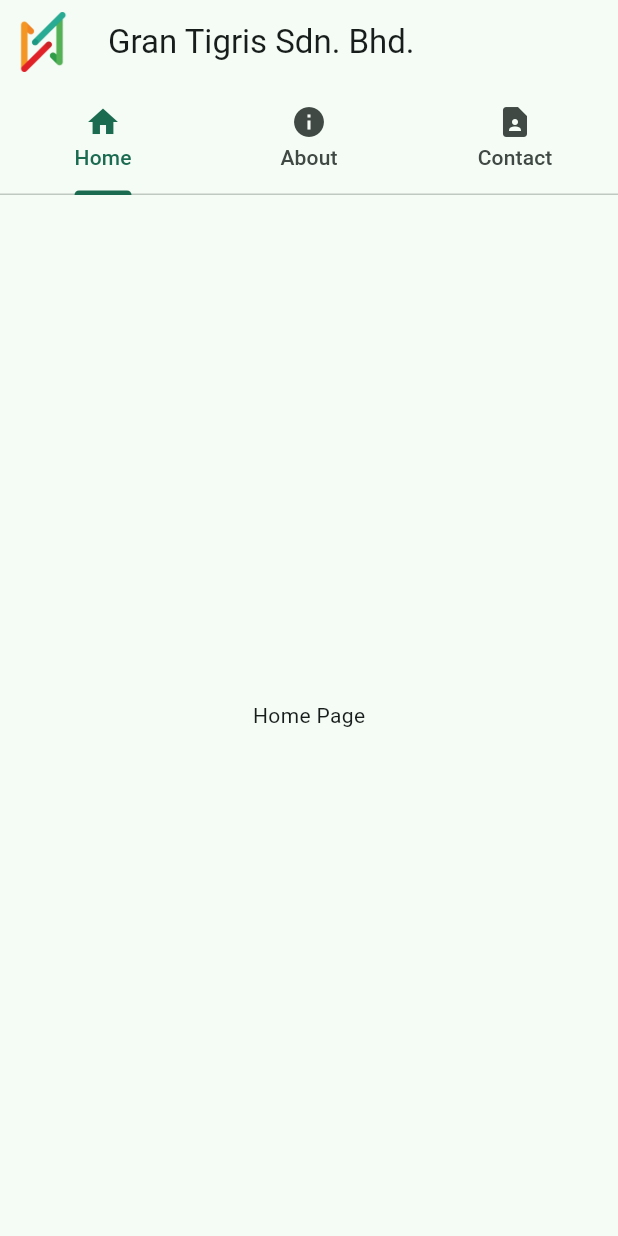
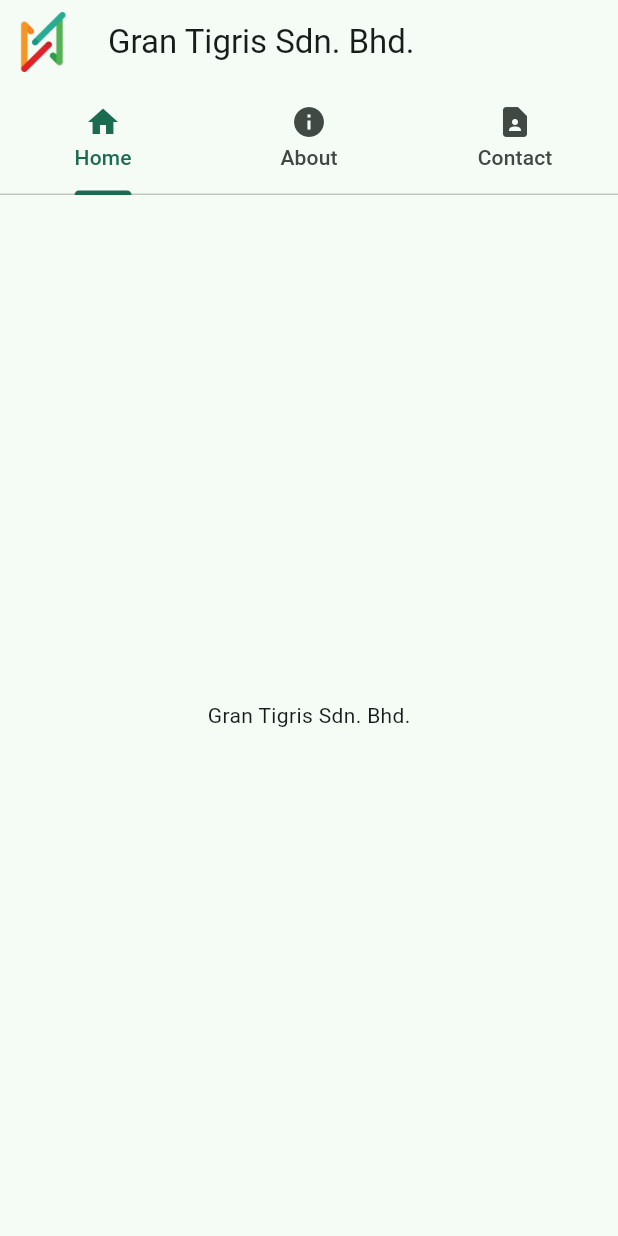
Before and after one commit to darksignal/gran_tigris_webapp, a Flutter app: the screen it shows after launch, on a phone screen of 412 x 824 dp. Run offline on Flutter 3.47's test engine with Material 3 defaults, Android fonts, the phone set to English and light mode, and no system bars; our stand-ins replace bloc, equatable.

Commit message:
version update

```diff
--- a/lib/features/gran_tigris_webapp/presentation/pages/home.dart
+++ b/lib/features/gran_tigris_webapp/presentation/pages/home.dart
@@ -16,7 +16,7 @@
     // Monitoring and analytics (track pageview)
     return Scaffold(
       body: Center(
-        child: Text('Home Page'),
+        child: Text(widget.title),
       ),
     );
   }
```
Also changed, not shown: pubspec.lock.
